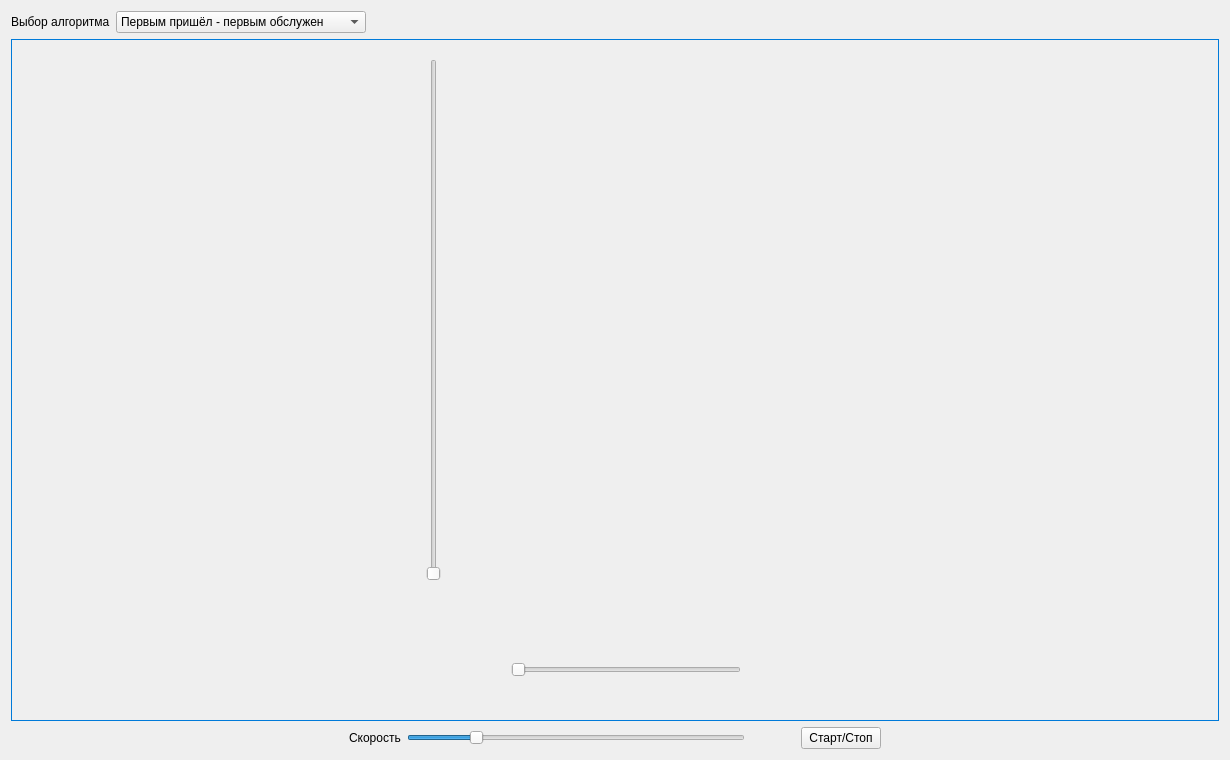
Qt form mainwindow.ui (Ore111ek/Algorithms_of_Planning) before a commit.
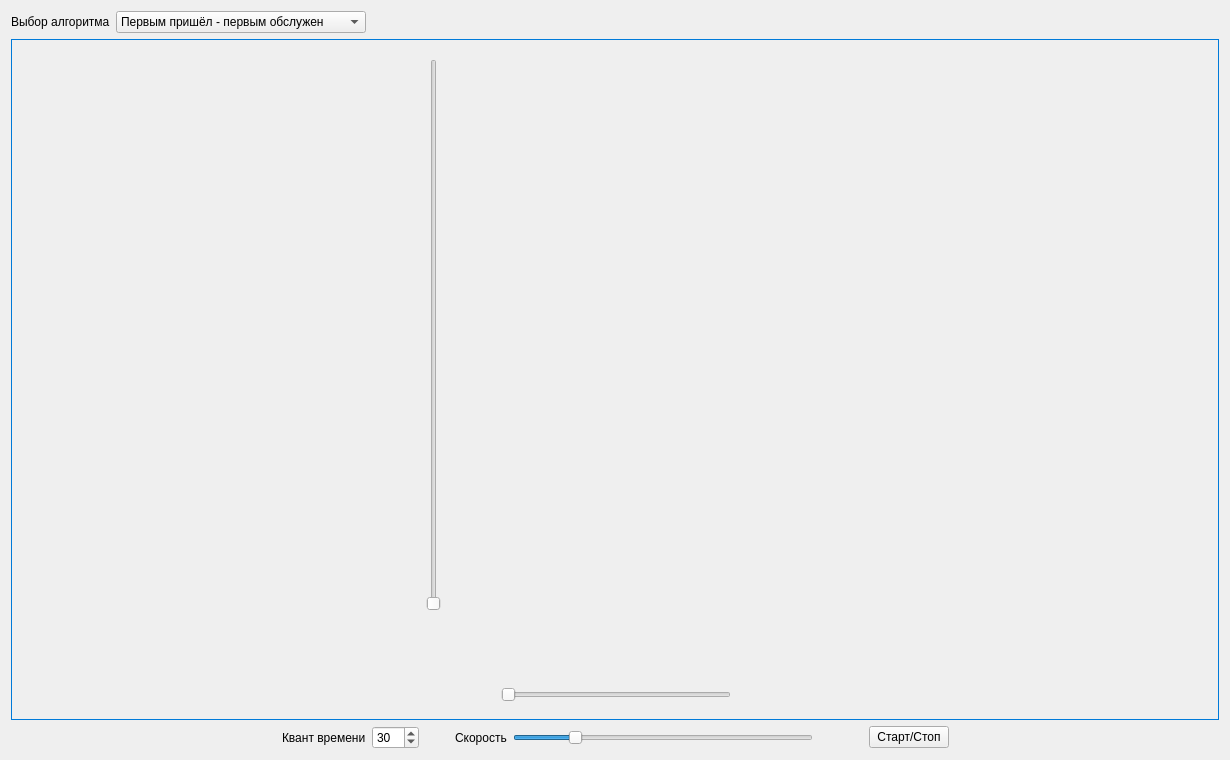
The same form after that commit.

Commit message: two algorithms

Patch:
```diff
--- a/mainwindow.ui
+++ b/mainwindow.ui
@@ -120,7 +120,7 @@
          <x>412</x>
          <y>20</y>
          <width>22</width>
-         <height>522</height>
+         <height>552</height>
         </rect>
        </property>
        <property name="maximum">
@@ -133,8 +133,8 @@
       <widget class="QSlider" name="barSlider">
        <property name="geometry">
         <rect>
-         <x>500</x>
-         <y>620</y>
+         <x>490</x>
+         <y>645</y>
          <width>230</width>
          <height>22</height>
         </rect>
@@ -163,6 +163,42 @@
         </property>
        </spacer>
       </item>
+      <item>
+       <widget class="QLabel" name="label">
+        <property name="text">
+         <string>Квант времени</string>
+        </property>
+       </widget>
+      </item>
+      <item>
+       <widget class="QSpinBox" name="spinBox">
+        <property name="minimum">
+         <number>5</number>
+        </property>
+        <property name="maximum">
+         <number>200</number>
+        </property>
+        <property name="value">
+         <number>30</number>
+        </property>
+       </widget>
+      </item>
+      <item>
+       <spacer name="horizontalSpacer_5">
+        <property name="orientation">
+         <enum>Qt::Horizontal</enum>
+        </property>
+        <property name="sizeType">
+         <enum>QSizePolicy::Fixed</enum>
+        </property>
+        <property name="sizeHint" stdset="0">
+         <size>
+          <width>30</width>
+          <height>20</height>
+         </size>
+        </property>
+       </spacer>
+      </item>
       <item>
        <widget class="QLabel" name="labelSpeed">
         <property name="sizePolicy">
```
Left out of the diff: 5 changed lines with no effect on the pictures. The commit also changes 2 other files.
